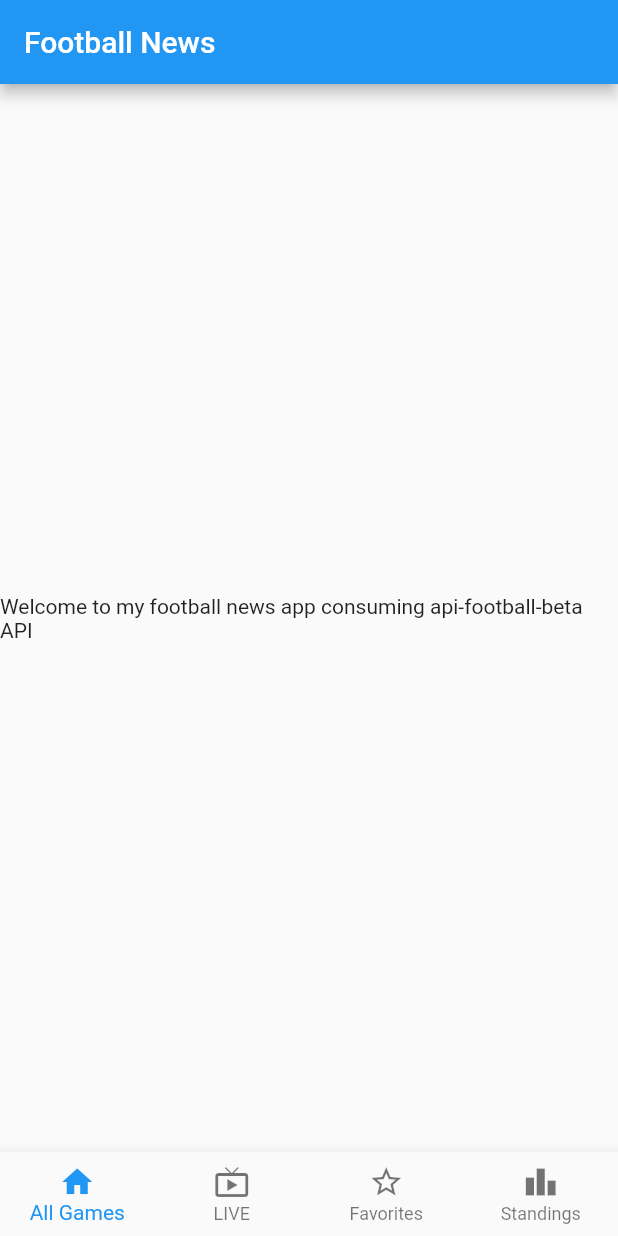
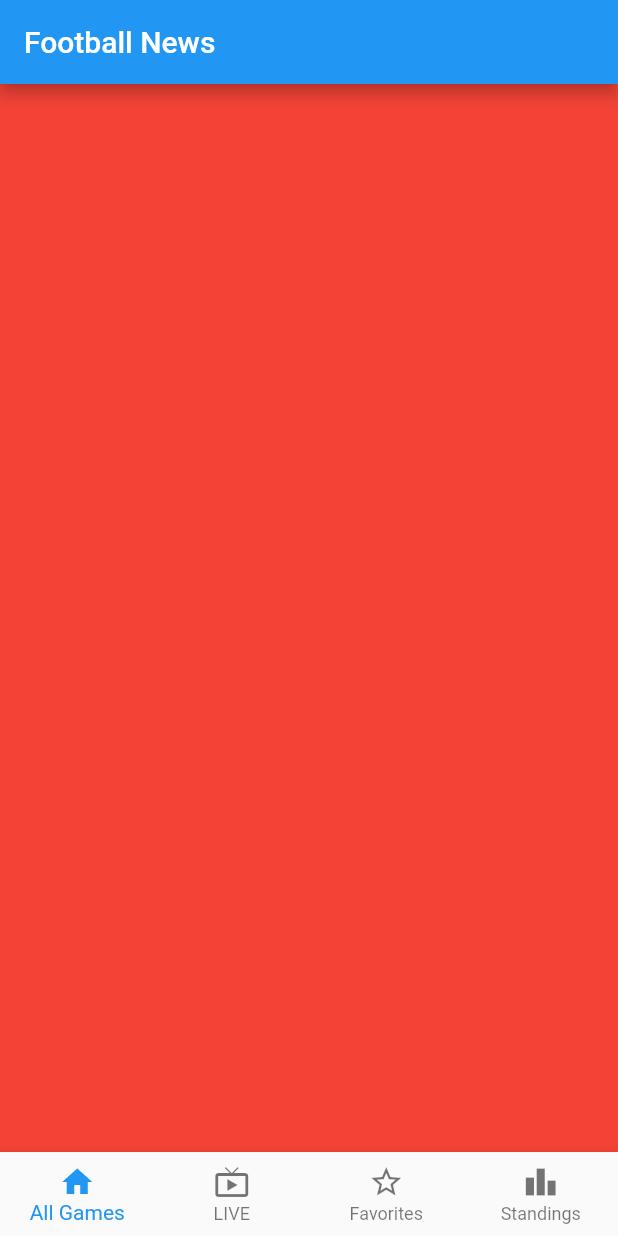
Before and after one commit to amuke-suns/Football24, a Flutter app: the screen it shows after launch, on a phone screen of 412 x 824 dp. Run offline on Flutter 3.47's test engine with Material 2 defaults, Android fonts, the phone set to English and light mode, and no system bars.

Commit message:
Added the 4 screens for the 4 bottom navigation items.

```diff
--- /dev/null
+++ b/lib/ui/all_games_screen.dart
@@ -0,0 +1,12 @@
+import 'package:flutter/material.dart';
+
+class AllGamesScreen extends StatelessWidget {
+  const AllGamesScreen({Key? key}) : super(key: key);
+
+  @override
+  Widget build(BuildContext context) {
+    return Container(
+      color: Colors.red,
+    );
+  }
+}
--- a/lib/ui/home.dart
+++ b/lib/ui/home.dart
@@ -1,19 +1,38 @@
 import 'package:flutter/material.dart';
+import 'package:football_news/ui/all_games_screen.dart';
+import 'package:football_news/ui/favorites_screen.dart';
+import 'package:football_news/ui/live_screen.dart';
+import 'package:football_news/ui/standings_screen.dart';
 
-class Home extends StatelessWidget {
+class Home extends StatefulWidget {
   const Home({Key? key}) : super(key: key);
+
+  @override
+  State<Home> createState() => _HomeState();
+}
+
+class _HomeState extends State<Home> {
+
+  final List<Widget> _screens = const [
+    AllGamesScreen(),
+    LiveScreen(),
+    FavouritesScreen(),
+    StandingsScreen()
+  ];
+
+  int _currentIndex = 0;
 
   @override
   Widget build(BuildContext context) {
     return Scaffold(
       appBar: AppBar(title: const Text('Football News')),
-      body: const Center(
-        child: Text(
-            'Welcome to my football news app consuming api-football-beta API'),
-      ),
+      body: _screens[_currentIndex],
       bottomNavigationBar: BottomNavigationBar(
+        currentIndex: _currentIndex,
         selectedItemColor: Theme.of(context).textSelectionTheme.selectionColor,
-        onTap: (index) {},
+        onTap: (index) {
+          setState(() => _currentIndex = index);
+        },
         type: BottomNavigationBarType.fixed,
         items: const <BottomNavigationBarItem>[
           BottomNavigationBarItem(
```
Also changed, not shown: lib/ui/favorites_screen.dart (added, +12 -0 lines), lib/ui/live_screen.dart (added, +12 -0 lines), lib/ui/standings_screen.dart (added, +12 -0 lines).
